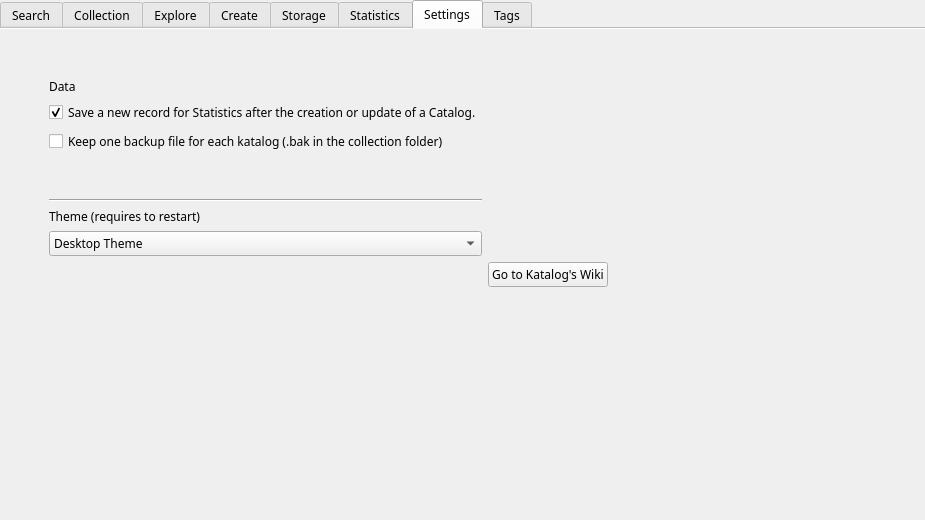
This is mainwindow.ui in StephaneCouturier/Katalog as Qt 5 draws it before an edit. The edited form follows.
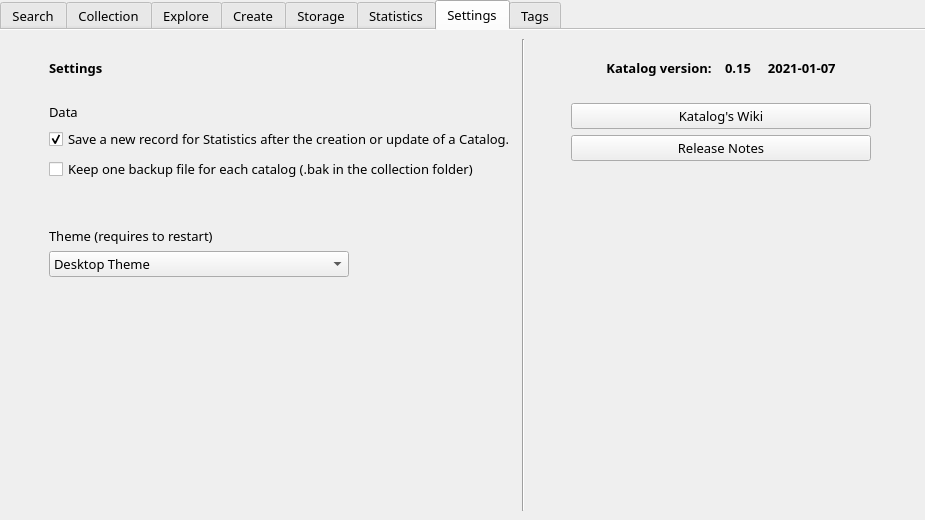
This is the edited form. The open tabs and pages were chosen to show the change. Icons and pictures are not drawn. Custom widgets are drawn as their Qt base class.

Commit message: https://github.com/StephaneCouturier/Katalog/issues/124

The edit to the form file:
```diff
--- a/mainwindow.ui
+++ b/mainwindow.ui
@@ -75,6 +75,7 @@
       <property name="font">
        <font>
         <family>Noto Sans</family>
+        <pointsize>10</pointsize>
        </font>
       </property>
       <property name="locale">
@@ -3121,7 +3122,17 @@
         <item row="0" column="0">
          <layout class="QGridLayout" name="Settings_gridLayout">
           <item row="4" column="1">
-           <spacer name="verticalSpacer">
+           <widget class="QCheckBox" name="Settings_checkBox_SaveRecordWhenUpdate">
+            <property name="text">
+             <string>Save a new record for Statistics after the creation or update of a Catalog.</string>
+            </property>
+            <property name="checked">
+             <bool>true</bool>
+            </property>
+           </widget>
+          </item>
+          <item row="2" column="1">
+           <spacer name="Settings_verticalSpacer_02">
             <property name="orientation">
              <enum>Qt::Vertical</enum>
             </property>
@@ -3131,118 +3142,157 @@
             <property name="sizeHint" stdset="0">
              <size>
               <width>20</width>
-              <height>40</height>
-             </size>
-            </property>
-           </spacer>
-          </item>
-          <item row="7" column="1">
-           <widget class="QComboBox" name="Settings_comboBox_Theme">
-            <property name="toolTip">
-             <string>Select a theme</string>
-            </property>
-            <item>
-             <property name="text">
-              <string extracomment="Best for integration in Plasma, light and dark themes.">Desktop Theme</string>
-             </property>
-            </item>
-            <item>
-             <property name="text">
-              <string extracomment="With custom colors, for desktop light theme.">Katalog Colors (light)</string>
-             </property>
-            </item>
-           </widget>
-          </item>
-          <item row="2" column="0">
-           <spacer name="Settings_horizontalSpacer_01">
-            <property name="orientation">
-             <enum>Qt::Horizontal</enum>
-            </property>
-            <property name="sizeType">
-             <enum>QSizePolicy::Fixed</enum>
-            </property>
-            <property name="sizeHint" stdset="0">
-             <size>
-              <width>40</width>
               <height>20</height>
              </size>
             </property>
            </spacer>
           </item>
           <item row="6" column="1">
+           <spacer name="Settings_verticalSpacer_03">
+            <property name="orientation">
+             <enum>Qt::Vertical</enum>
+            </property>
+            <property name="sizeType">
+             <enum>QSizePolicy::Fixed</enum>
+            </property>
+            <property name="sizeHint" stdset="0">
+             <size>
+              <width>20</width>
+              <height>40</height>
+             </size>
+            </property>
+           </spacer>
+          </item>
+          <item row="4" column="0">
+           <spacer name="Settings_horizontalSpacer_01">
+            <property name="orientation">
+             <enum>Qt::Horizontal</enum>
+            </property>
+            <property name="sizeType">
+             <enum>QSizePolicy::Fixed</enum>
+            </property>
+            <property name="sizeHint" stdset="0">
+             <size>
+              <width>40</width>
+              <height>20</height>
+             </size>
+            </property>
+           </spacer>
+          </item>
+          <item row="9" column="1">
+           <spacer name="Settings_verticalSpacer_04">
+            <property name="orientation">
+             <enum>Qt::Vertical</enum>
+            </property>
+            <property name="sizeHint" stdset="0">
+             <size>
+              <width>20</width>
+              <height>40</height>
+             </size>
+            </property>
+           </spacer>
+          </item>
+          <item row="5" column="1">
+           <widget class="QCheckBox" name="Settings_checkBox_KeepOneBackUp">
+            <property name="text">
+             <string>Keep one backup file for each catalog (.bak in the collection folder)</string>
+            </property>
+           </widget>
+          </item>
+          <item row="0" column="1">
+           <spacer name="Settings_verticalSpacer_01">
+            <property name="orientation">
+             <enum>Qt::Vertical</enum>
+            </property>
+            <property name="sizeType">
+             <enum>QSizePolicy::Fixed</enum>
+            </property>
+            <property name="sizeHint" stdset="0">
+             <size>
+              <width>20</width>
+              <height>20</height>
+             </size>
+            </property>
+           </spacer>
+          </item>
+          <item row="1" column="1">
+           <widget class="QLabel" name="Settings_label_Settings">
+            <property name="font">
+             <font>
+              <family>Noto Sans</family>
+              <pointsize>10</pointsize>
+              <weight>75</weight>
+              <bold>true</bold>
+             </font>
+            </property>
+            <property name="text">
+             <string>Settings</string>
+            </property>
+           </widget>
+          </item>
+          <item row="7" column="1">
            <widget class="QLabel" name="Settings_label_Theme">
             <property name="text">
              <string>Theme (requires to restart)</string>
             </property>
            </widget>
           </item>
-          <item row="1" column="1">
+          <item row="3" column="1">
            <widget class="QLabel" name="Settings_label_Data">
             <property name="text">
              <string>Data</string>
             </property>
            </widget>
           </item>
-          <item row="0" column="1">
-           <spacer name="Settings_verticalSpacer_02">
-            <property name="orientation">
-             <enum>Qt::Vertical</enum>
-            </property>
-            <property name="sizeType">
-             <enum>QSizePolicy::Fixed</enum>
-            </property>
-            <property name="sizeHint" stdset="0">
-             <size>
-              <width>20</width>
-              <height>40</height>
-             </size>
-            </property>
-           </spacer>
-          </item>
-          <item row="3" column="1">
-           <widget class="QCheckBox" name="Settings_checkBox_KeepOneBackUp">
-            <property name="text">
-             <string>Keep one backup file for each katalog (.bak in the collection folder)</string>
-            </property>
-           </widget>
-          </item>
           <item row="8" column="1">
-           <spacer name="Settings_verticalSpacer_01">
-            <property name="orientation">
-             <enum>Qt::Vertical</enum>
-            </property>
-            <property name="sizeHint" stdset="0">
+           <widget class="QComboBox" name="Settings_comboBox_Theme">
+            <property name="maximumSize">
              <size>
-              <width>20</width>
-              <height>40</height>
+              <width>300</width>
+              <height>16777215</height>
              </size>
             </property>
-           </spacer>
-          </item>
-          <item row="5" column="1">
-           <widget class="Line" name="Settings_line_SeparateData">
-            <property name="orientation">
-             <enum>Qt::Horizontal</enum>
+            <property name="toolTip">
+             <string>Select a theme</string>
             </property>
-           </widget>
-          </item>
-          <item row="2" column="1">
-           <widget class="QCheckBox" name="Settings_checkBox_SaveRecordWhenUpdate">
-            <property name="text">
-             <string>Save a new record for Statistics after the creation or update of a Catalog.</string>
-            </property>
-            <property name="checked">
-             <bool>true</bool>
-            </property>
+            <item>
+             <property name="text">
+              <string extracomment="Best for integration in Plasma, light and dark themes.">Desktop Theme</string>
+             </property>
+            </item>
+            <item>
+             <property name="text">
+              <string extracomment="With custom colors, for desktop light theme.">Katalog Colors (light)</string>
+             </property>
+            </item>
            </widget>
           </item>
          </layout>
         </item>
-        <item row="0" column="3">
+        <item row="0" column="4">
+         <spacer name="Settings_horizontalSpacer_03">
+          <property name="orientation">
+           <enum>Qt::Horizontal</enum>
+          </property>
+          <property name="sizeType">
+           <enum>QSizePolicy::Expanding</enum>
+          </property>
+          <property name="sizeHint" stdset="0">
+           <size>
+            <width>20</width>
+            <height>20</height>
+           </size>
+          </property>
+         </spacer>
+        </item>
+        <item row="0" column="2">
          <spacer name="Settings_horizontalSpacer_02">
           <property name="orientation">
            <enum>Qt::Horizontal</enum>
           </property>
+          <property name="sizeType">
+           <enum>QSizePolicy::Fixed</enum>
+          </property>
           <property name="sizeHint" stdset="0">
            <size>
             <width>40</width>
@@ -3251,10 +3301,97 @@
           </property>
          </spacer>
         </item>
-        <item row="0" column="2">
-         <widget class="QPushButton" name="Settings_pushButton_Wiki">
-          <property name="text">
-           <string>Go to Katalog's Wiki</string>
+        <item row="0" column="3">
+         <layout class="QVBoxLayout" name="Settings_verticalLayout_About">
+          <item>
+           <spacer name="Settings_verticalSpacer_05">
+            <property name="orientation">
+             <enum>Qt::Vertical</enum>
+            </property>
+            <property name="sizeType">
+             <enum>QSizePolicy::Fixed</enum>
+            </property>
+            <property name="sizeHint" stdset="0">
+             <size>
+              <width>20</width>
+              <height>20</height>
+             </size>
+            </property>
+           </spacer>
+          </item>
+          <item>
+           <widget class="QLabel" name="Settings_label_Version">
+            <property name="minimumSize">
+             <size>
+              <width>300</width>
+              <height>0</height>
+             </size>
+            </property>
+            <property name="font">
+             <font>
+              <family>Noto Sans</family>
+              <pointsize>10</pointsize>
+              <weight>75</weight>
+              <bold>true</bold>
+             </font>
+            </property>
+            <property name="text">
+             <string>Katalog version:    0.15     2021-01-07</string>
+            </property>
+            <property name="alignment">
+             <set>Qt::AlignCenter</set>
+            </property>
+           </widget>
+          </item>
+          <item>
+           <spacer name="Settings_verticalSpacer_06">
+            <property name="orientation">
+             <enum>Qt::Vertical</enum>
+            </property>
+            <property name="sizeType">
+             <enum>QSizePolicy::Fixed</enum>
+            </property>
+            <property name="sizeHint" stdset="0">
+             <size>
+              <width>20</width>
+              <height>20</height>
+             </size>
+            </property>
+           </spacer>
+          </item>
+          <item>
+           <widget class="QPushButton" name="Settings_pushButton_Wiki">
+            <property name="text">
+             <string>Katalog's Wiki</string>
+            </property>
+           </widget>
+          </item>
+          <item>
+           <widget class="QPushButton" name="Settings_pushButton_ReleaseNotes">
+            <property name="text">
+             <string>Release Notes</string>
+            </property>
+           </widget>
+          </item>
+          <item>
+           <spacer name="Settings_verticalSpacer_07">
+            <property name="orientation">
+             <enum>Qt::Vertical</enum>
+            </property>
+            <property name="sizeHint" stdset="0">
+             <size>
+              <width>20</width>
+              <height>40</height>
+             </size>
+            </property>
+           </spacer>
+          </item>
+         </layout>
+        </item>
+        <item row="0" column="1">
+         <widget class="Line" name="Settings_line_Separate">
+          <property name="orientation">
+           <enum>Qt::Vertical</enum>
           </property>
          </widget>
         </item>
```
Left out of the diff: 224 changed lines with no effect on the pictures. The commit also changes 1 other file.
